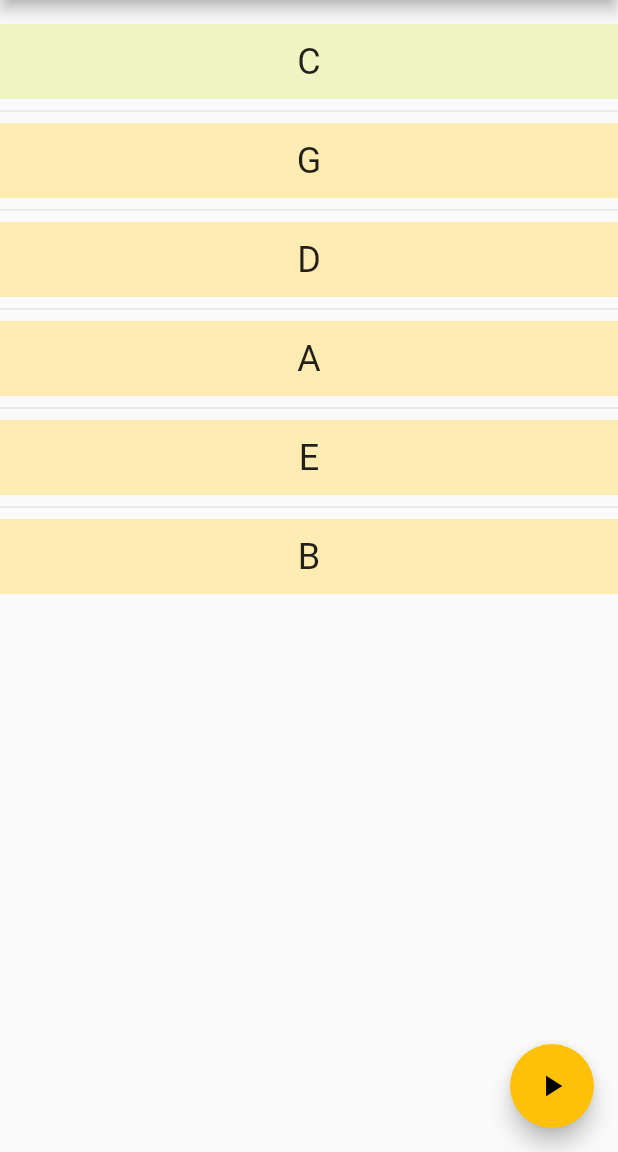
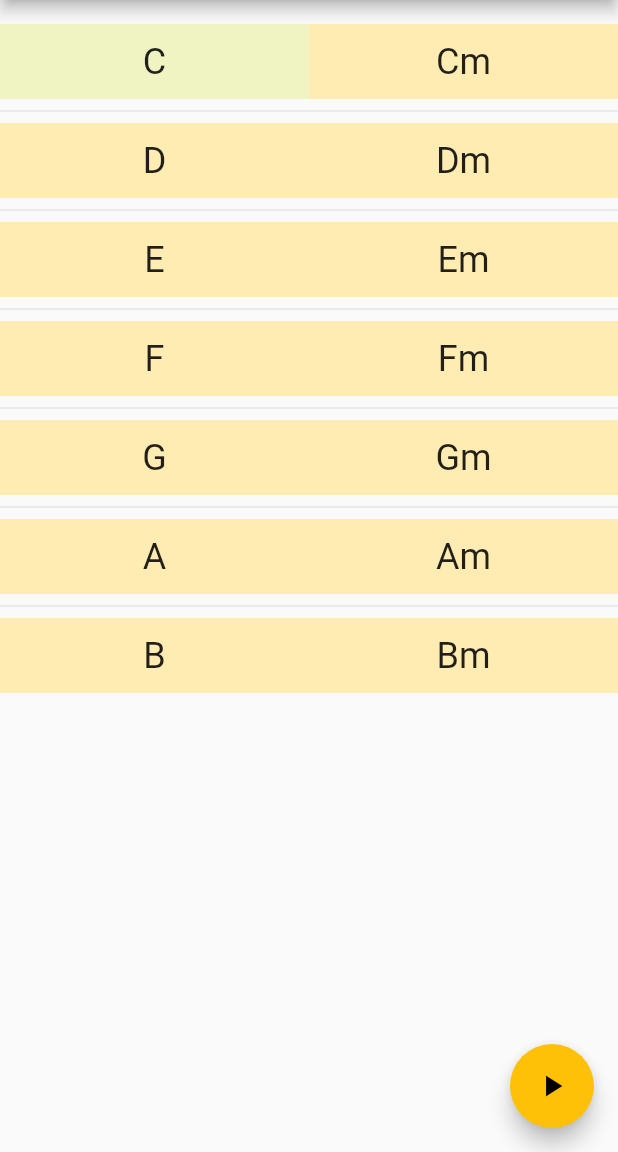
Before and after one commit to SimonHFrost/key_practice, a Flutter app: the screen it shows after launch, on a phone screen of 412 x 824 dp, the part 84-1236 px from its top. Run offline on Flutter 3.47's test engine with Material 2 defaults, Android fonts, the phone set to English and light mode, and no system bars.

Commit message:
Add another column for minor keys

```diff
--- a/lib/countdown.dart
+++ b/lib/countdown.dart
@@ -39,11 +39,12 @@ class _CountdownState extends State<Countdown> {
   Widget build(BuildContext context) {
     return Scaffold(
       appBar: AppBar(
-        title: Text(widget.musicalKey),
+        title: Text('Key Practice'),
       ),
       body: Center(
         child: Column(
           mainAxisAlignment: MainAxisAlignment.center,
+          crossAxisAlignment: CrossAxisAlignment.center,
           children: <Widget>[
             Text(widget.musicalKey,
                 style: Theme.of(context).textTheme.headline1),
--- a/lib/main.dart
+++ b/lib/main.dart
@@ -1,6 +1,7 @@
 import 'dart:math';
 
 import 'package:flutter/material.dart';
+
 import 'countdown.dart';
 
 void main() => runApp(MyApp());
@@ -28,7 +29,8 @@ class MyHomePage extends StatefulWidget {
 }
 
 class _MyHomePageState extends State<MyHomePage> {
-  final musicalKeys = ['C', 'G', 'D', 'A', 'E', 'B'];
+  final musicalKeys = ['C', 'D', 'E', 'F', 'G', 'A', 'B'];
+  final minorKeys = ['Cm', 'Dm', 'Em', 'Fm', 'Gm', 'Am', 'Bm'];
   final activeKeys = ['C'];
 
   void _startRandom() {
@@ -42,9 +44,8 @@ class _MyHomePageState extends State<MyHomePage> {
       Navigator.push(
           context,
           MaterialPageRoute(
-              builder: (context) => Countdown(
-                  musicalKey:
-                      activeKeys[randomIndex])));
+              builder: (context) =>
+                  Countdown(musicalKey: activeKeys[randomIndex])));
     });
   }
 
@@ -72,6 +73,9 @@ class _MyHomePageState extends State<MyHomePage> {
       body: Material(
         child: Padding(
           padding: const EdgeInsets.symmetric(vertical: 16.0),
+          child: Row(
+            children: <Widget>[
+              Expanded(
                 child: ListView.separated(
                   itemCount: musicalKeys.length,
                   itemBuilder: (BuildContext context, int index) {
@@ -81,11 +85,33 @@ class _MyHomePageState extends State<MyHomePage> {
                           ? Colors.lime[100]
                           : Colors.amber[100],
                       child: Center(
-                    child: createRow(context, musicalKeys[index], headerStyle)),
+                          child: createRow(
+                              context, musicalKeys[index], headerStyle)),
                     );
                   },
                   separatorBuilder: (BuildContext context, int index) =>
                       const Divider(),
+                ),
+              ),
+              Expanded(
+                child: ListView.separated(
+                  itemCount: minorKeys.length,
+                  itemBuilder: (BuildContext context, int index) {
+                    return Container(
+                      height: 50,
+                      color: activeKeys.contains(minorKeys[index])
+                          ? Colors.lime[100]
+                          : Colors.amber[100],
+                      child: Center(
+                          child: createRow(
+                              context, minorKeys[index], headerStyle)),
+                    );
+                  },
+                  separatorBuilder: (BuildContext context, int index) =>
+                      const Divider(),
+                ),
+              ),
+            ],
           ),
         ),
       ),
```
Lines whose indentation alone changed are shown as unchanged.
